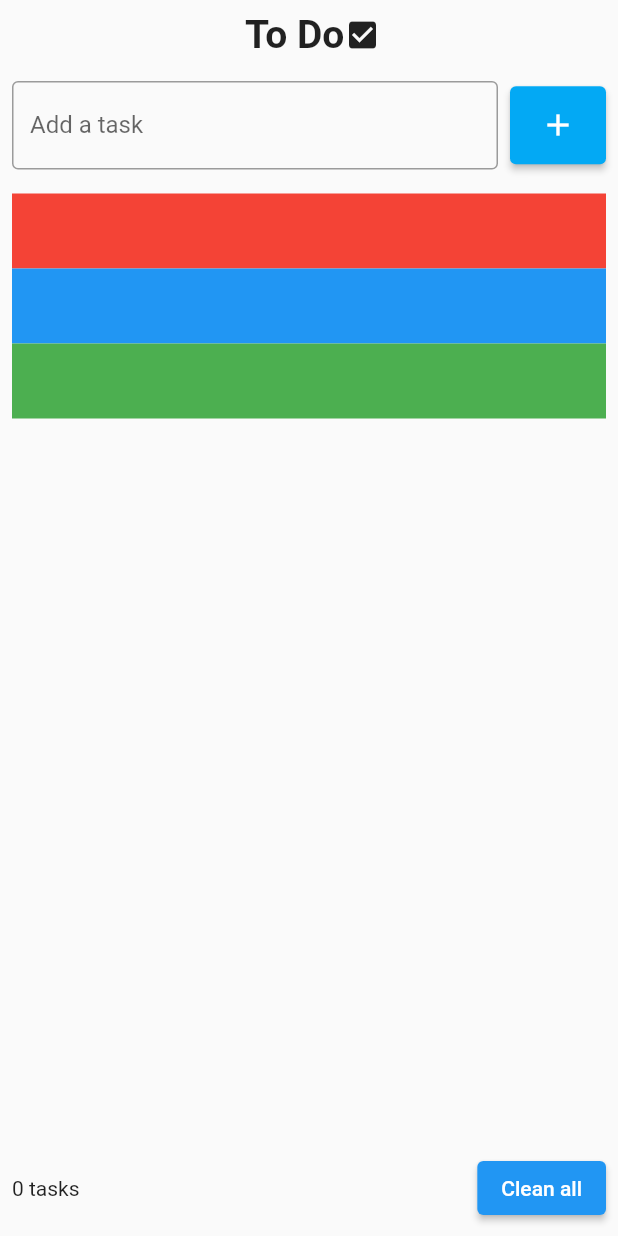
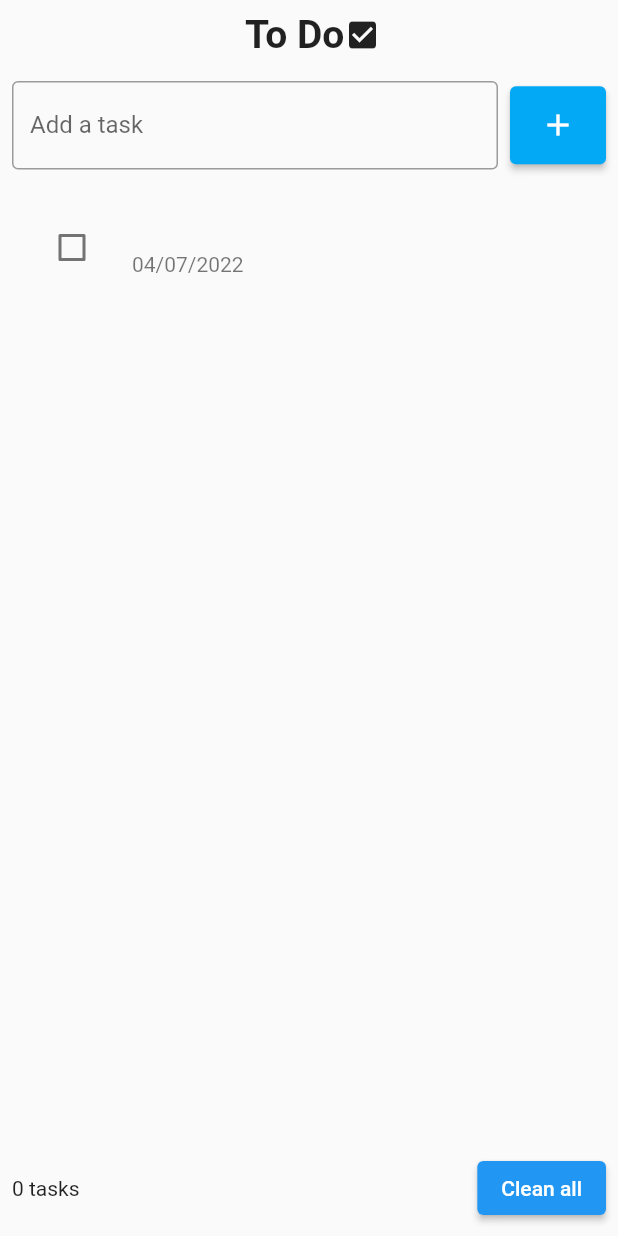
Before and after one commit to projEduardoValencio/lista_de_tarefas, a Flutter app: the screen it shows after launch, after a tap on the "add" icon, on a phone screen of 412 x 824 dp. Run offline on Flutter 3.47's test engine with Material 2 defaults, Android fonts, the phone set to English and light mode, and no system bars.

Commit message:
criação dos models para os todos

```diff
--- a/lib/pages/todo_list_page.dart
+++ b/lib/pages/todo_list_page.dart
@@ -6,11 +6,19 @@ import 'package:flutter/services.dart';
 import 'package:flutter/src/foundation/key.dart';
 import 'package:flutter/src/widgets/framework.dart';
 
-class TodoListPage extends StatelessWidget {
+class TodoListPage extends StatefulWidget {
   TodoListPage({Key? key}) : super(key: key);
 
-  final TextEditingController _emailController = TextEditingController();
+  @override
+  State<TodoListPage> createState() => _TodoListPageState();
+}
 
+class _TodoListPageState extends State<TodoListPage> {
+  final TextEditingController _todoController = TextEditingController();
+
+  List<String> todos = [];
+
+  bool check = false;
   @override
   Widget build(BuildContext context) {
     return Scaffold(
@@ -40,18 +48,19 @@ class TodoListPage extends StatelessWidget {
                 child: ListView(
                   shrinkWrap: true,
                   children: [
-                    Container(
-                      height: 50,
-                      color: Colors.red,
-                    ),
-                    Container(
-                      height: 50,
-                      color: Colors.blue,
-                    ),
-                    Container(
-                      height: 50,
-                      color: Colors.green,
-                    ),
+                    for (String todo in todos)
+                      ListTile(
+                        title: Text("$todo"),
+                        subtitle: Text("04/07/2022"),
+                        leading: Checkbox(
+                          onChanged: ((bool? value) {
+                            setState(() {
+                              check = value!;
+                            });
+                          }),
+                          value: check,
+                        ),
+                      ),
                   ],
                 ),
               ),
@@ -90,6 +99,7 @@ class TodoListPage extends StatelessWidget {
       children: [
         Expanded(
           child: TextField(
+            controller: _todoController,
             decoration: InputDecoration(
               border: OutlineInputBorder(),
               labelText: "Add a task",
@@ -106,11 +116,20 @@ class TodoListPage extends StatelessWidget {
             style: ElevatedButton.styleFrom(
               primary: Colors.lightBlue,
             ),
-            onPressed: () {},
+            onPressed: addTodo,
             child: Icon(Icons.add),
           ),
         ),
       ],
     );
   }
+
+  addTodo() {
+    //Coletar o texto no campo
+    String todo = _todoController.text;
+    //armazenar o texto na lista
+    todos.add(todo);
+
+    setState(() {});
+  }
 }
```
Also changed, not shown: lib/models/list_todo_model.dart (added, +7 -0 lines), lib/models/todo_model.dart (added, +13 -0 lines).
